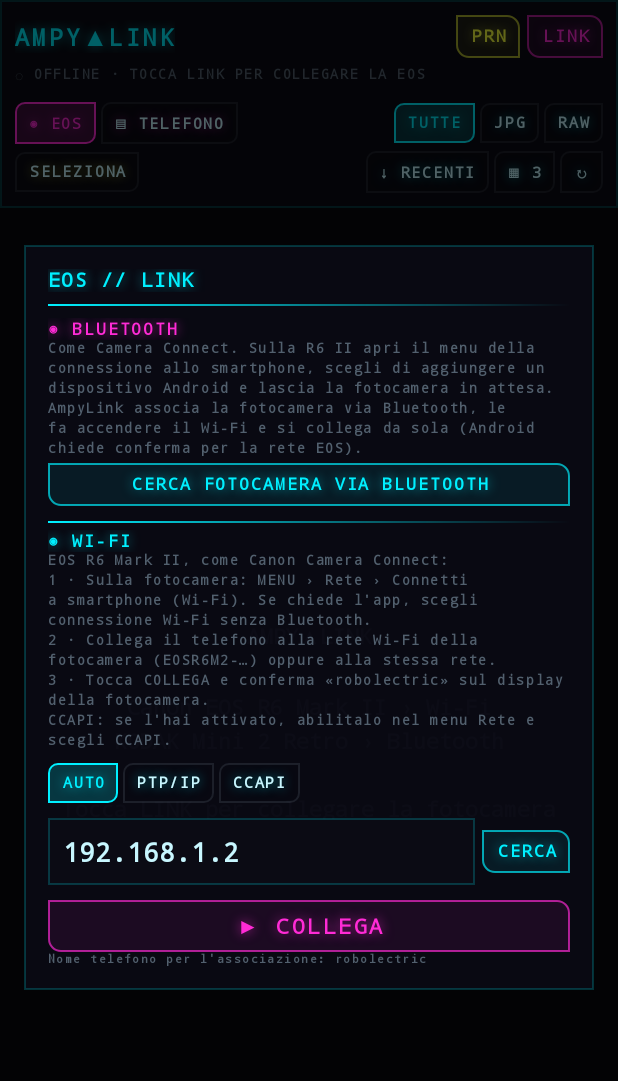
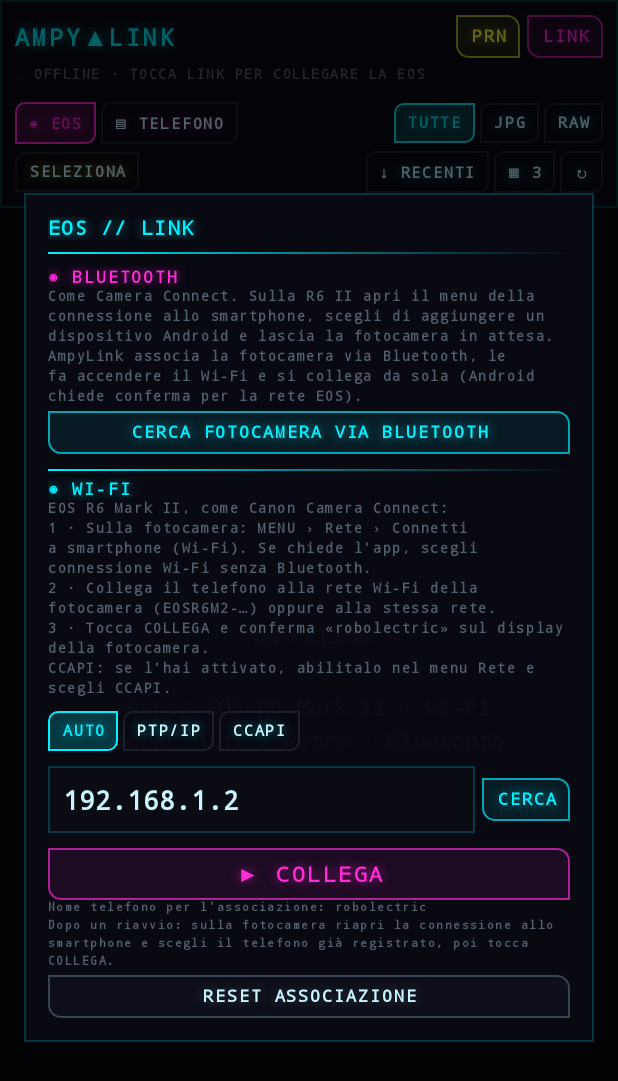
Before and after one commit to Frak89/AmpyLink, an Android app: the screen it shows after launch (GalleryActivity), after a tap on "LINK", on a phone screen of 412 x 824 dp. Shown: the top 1081 px of the screen. Run offline under Robolectric (Android 15) with nearby library versions, the phone set to English and light mode, and no system bars.

Commit message:
1.3.1: no TCP probing of 15740, InitFail reasons, pairing reset
Co-Authored-By: Claude Opus 5.5 <noreply@anthropic.com>
Claude-Session: https://claude.ai/code/session_01AusfQ3RX8yqUXfzbJYXRzd

```diff
--- a/app/build.gradle.kts
+++ b/app/build.gradle.kts
@@ -7,8 +7,8 @@ android {
         applicationId = "com.ampylink.app"
         minSdk = 30          // Android 11+
         targetSdk = 34
-        versionCode = 5
-        versionName = "1.3.0"
+        versionCode = 6
+        versionName = "1.3.1"
     }
     buildTypes {
         release { isMinifyEnabled = false }
--- a/app/src/main/AndroidManifest.xml
+++ b/app/src/main/AndroidManifest.xml
@@ -1,7 +1,7 @@
 <?xml version="1.0" encoding="utf-8"?>
 <manifest xmlns:android="http://schemas.android.com/apk/res/android"
-    android:versionCode="5"
-    android:versionName="1.3.0">
+    android:versionCode="6"
+    android:versionName="1.3.1">
 
     <!-- GPU editor: OpenGL ES 3.0+ -->
     <uses-feature android:glEsVersion="0x00030000" android:required="true" />
--- a/app/src/main/java/com/ampylink/app/Discovery.java
+++ b/app/src/main/java/com/ampylink/app/Discovery.java
@@ -142,7 +142,9 @@ final class Discovery {
     }
 
     private static void probe(Map<String, Found> found, Network net, String ip) {
-        boolean ptp = portOpen(net, ip, 15740, 1500), cc = portOpen(net, ip, 8080, 1500);
+        // never open/close a bare TCP connection on 15740: Canon bodies take it as a failed phone
+        // session, show "cannot connect" and leave the waiting screen. Only harmless HTTP probes.
+        boolean ptp = false, cc = httpOk(net, "http://" + ip + ":8080/ccapi");
         String loc = null;
         if (!ptp && !cc) {
             // camera UPnP description (port 49152 on Canon bodies)
--- a/app/src/main/java/com/ampylink/app/GalleryActivity.java
+++ b/app/src/main/java/com/ampylink/app/GalleryActivity.java
@@ -650,7 +650,17 @@ public final class GalleryActivity extends Activity {
         LinearLayout.LayoutParams glp = new LinearLayout.LayoutParams(-1, -2);
         glp.topMargin = pad;
         root.addView(go, glp);
-        root.addView(Neon.caption(this, "Nome telefono per l'associazione: " + Session.friendlyName(), 8));
+        root.addView(Neon.caption(this, "Nome telefono per l'associazione: " + Session.friendlyName() +
+            "\nDopo un riavvio: sulla fotocamera riapri la connessione allo smartphone e scegli il telefono già registrato, poi tocca COLLEGA.", 8));
+        TextView reset = Cyber.button(this, "RESET ASSOCIAZIONE", Cyber.DIM);
+        reset.setTextColor(Cyber.TEXT);
+        reset.setOnClickListener(v -> {
+            getSharedPreferences("eos", MODE_PRIVATE).edit().remove("guid").remove("ble_paired").apply();
+            Toast.makeText(this, "Nuova identità creata: elimina il telefono dalla fotocamera e ricollega (ti chiederà conferma)", Toast.LENGTH_LONG).show();
+        });
+        LinearLayout.LayoutParams rlp = new LinearLayout.LayoutParams(-1, -2);
+        rlp.topMargin = pad / 2;
+        root.addView(reset, rlp);
         scan.setOnClickListener(v -> {
             found.removeAllViews();
             TextView s = Neon.caption(this, "RICERCA UPnP/SSDP…", 9);
@@ -783,7 +793,7 @@ public final class GalleryActivity extends Activity {
                     setStatus("◌ RICERCA FOTOCAMERA (UPnP)…");
                     List<Discovery.Found> fl = Discovery.scan(this, n, 2500, h);
                     for (Discovery.Found f : fl) if (f.ip.equals(h) || fl.size() == 1) { h = f.ip; m = f.ccapi && !f.ptpip ? 2 : 1; break; }
-                    if (m == 0) m = portOpen(n, h, 15740) ? 1 : portOpen(n, h, 8080) ? 2 : 1;
+                    if (m == 0) m = 1; // default PTP/IP (Camera Connect); no port probing, it upsets the camera
                 }
                 CanonClient c;
                 if (m == 2) c = new CanonClient.Ccapi(h, n);
```
Also changed, not shown: app/src/main/java/com/ampylink/app/CanonClient.java (+7 -1 lines), 1 other file.
